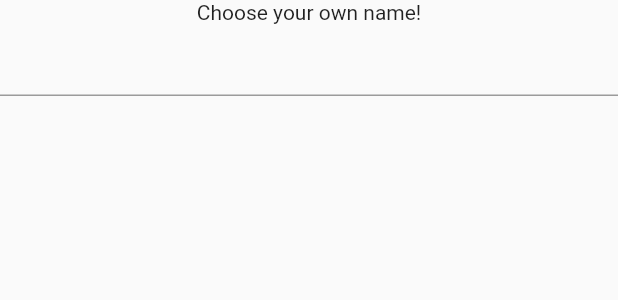
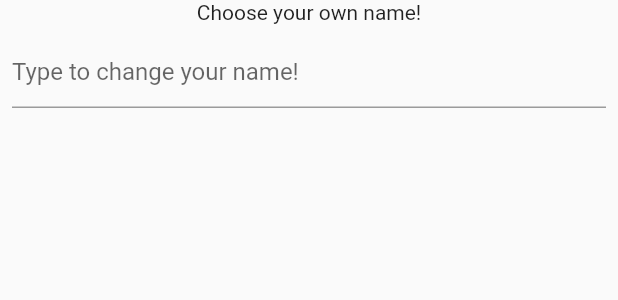
Before and after one commit to ActuallyHappening/SchoolBoxStyling, a Flutter app: the TextValueChooser widget shown alone on an empty page, opened directly with empty values, on a phone screen of 412 x 824 dp. Shown: the top 300 px of the screen. Run offline on Flutter 3.47's test engine with Material 2 defaults, Android fonts, the phone set to English and light mode, and no system bars; our stand-ins replace dio, firebase_core, flutter_colorpicker, shared_preferences; missing offline and left inert: dart:js; accounts and stored records are empty; network calls fail.

```diff
--- a/schoolbox_styling/lib/value_choosers/text_chooser.dart
+++ b/schoolbox_styling/lib/value_choosers/text_chooser.dart
@@ -27,8 +27,13 @@ class _TextValueChooserState extends State<TextValueChooser> {
   Widget build(BuildContext context) {
     return Column(children: [
       const Text("Choose your own name!"),
-      TextField(
-        onChanged: (text) => widget.propertyKey.send(value: text),
+      Padding(
+        padding: const EdgeInsets.all(8),
+        child: TextField(
+          onChanged: (text) => widget.propertyKey.send(value: text),
+          decoration:
+              const InputDecoration(hintText: "Type to change your name!"),
+        ),
       ),
     ]);
   }
```
Also changed, not shown: schoolbox_styling/lib/js_integration.dart (+0 -9 lines), schoolbox_styling/lib/value_choosers/value_choosers.dart (+14 -0 lines).
